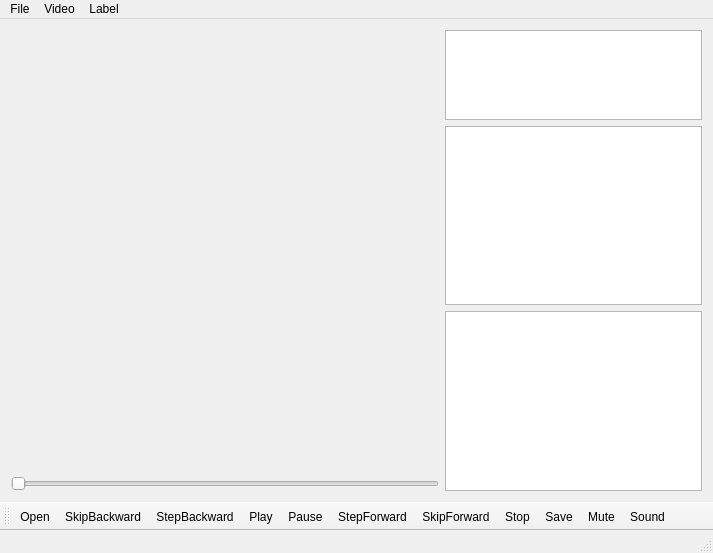
Above: VideoLabel/mainwindow.ui from Fomore/Hiwi before the change. Below: the same form after it.
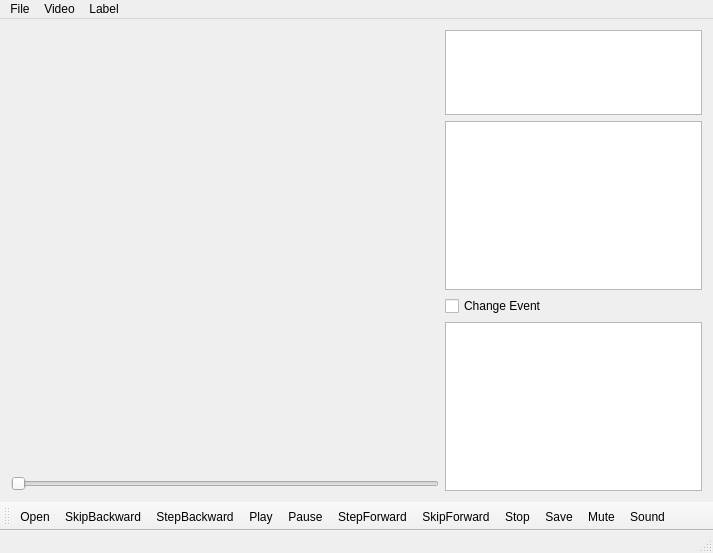
That is the form after the change. Icons and pictures are not drawn. Custom widgets are drawn as their Qt base class.

Patch:
```diff
--- a/VideoLabel/mainwindow.ui
+++ b/VideoLabel/mainwindow.ui
@@ -43,13 +43,20 @@
      </layout>
     </item>
     <item>
-     <layout class="QVBoxLayout" name="verticalLayout_2" stretch="1,2,2">
+     <layout class="QVBoxLayout" name="verticalLayout_2" stretch="1,2,0,2">
       <item>
        <widget class="QListWidget" name="listWidget_1"/>
       </item>
       <item>
        <widget class="QListWidget" name="listWidget_2"/>
       </item>
+      <item>
+       <widget class="QCheckBox" name="checkBoxEvent">
+        <property name="text">
+         <string>Change Event</string>
+        </property>
+       </widget>
+      </item>
       <item>
        <widget class="QTextBrowser" name="textBrowser"/>
       </item>
```
